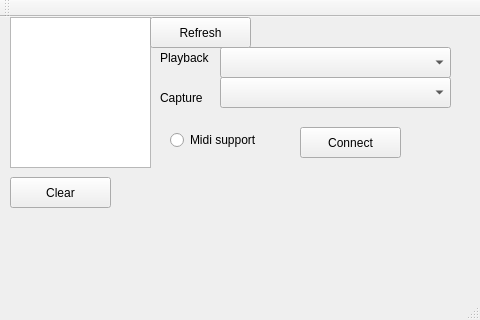
First picture: the form in mainwindow.ui, repository fredericabry/raspiloop, before the edit.
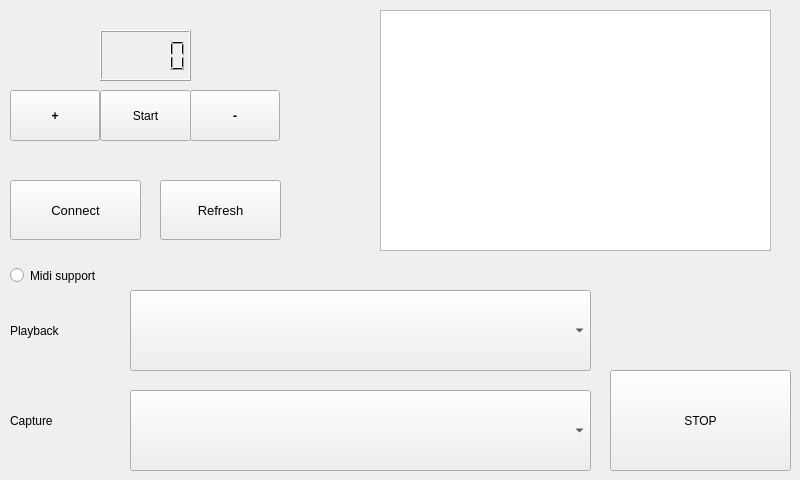
Second picture: the form after the edit.

Diff of the .ui file:
```diff
--- a/mainwindow.ui
+++ b/mainwindow.ui
@@ -2,14 +2,26 @@
 <ui version="4.0">
  <class>MainWindow</class>
  <widget class="QMainWindow" name="MainWindow">
+  <property name="enabled">
+   <bool>true</bool>
+  </property>
   <property name="geometry">
    <rect>
     <x>0</x>
     <y>0</y>
-    <width>480</width>
-    <height>320</height>
+    <width>800</width>
+    <height>480</height>
    </rect>
   </property>
+  <property name="sizePolicy">
+   <sizepolicy hsizetype="Fixed" vsizetype="Fixed">
+    <horstretch>0</horstretch>
+    <verstretch>0</verstretch>
+   </sizepolicy>
+  </property>
+  <property name="mouseTracking">
+   <bool>false</bool>
+  </property>
   <property name="windowTitle">
    <string>MainWindow</string>
   </property>
@@ -17,32 +29,47 @@
    <widget class="QTextBrowser" name="console">
     <property name="geometry">
      <rect>
-      <x>10</x>
-      <y>0</y>
-      <width>141</width>
-      <height>151</height>
+      <x>380</x>
+      <y>10</y>
+      <width>391</width>
+      <height>241</height>
      </rect>
     </property>
+    <property name="font">
+     <font>
+      <pointsize>8</pointsize>
+     </font>
+    </property>
    </widget>
    <widget class="QComboBox" name="cardchoice">
     <property name="geometry">
      <rect>
-      <x>220</x>
-      <y>30</y>
-      <width>231</width>
-      <height>31</height>
+      <x>130</x>
+      <y>290</y>
+      <width>461</width>
+      <height>81</height>
      </rect>
     </property>
+    <property name="font">
+     <font>
+      <pointsize>7</pointsize>
+     </font>
+    </property>
    </widget>
    <widget class="QPushButton" name="brefresh">
     <property name="geometry">
      <rect>
-      <x>150</x>
-      <y>0</y>
-      <width>101</width>
-      <height>31</height>
+      <x>160</x>
+      <y>180</y>
+      <width>121</width>
+      <height>60</height>
      </rect>
     </property>
+    <property name="font">
+     <font>
+      <pointsize>10</pointsize>
+     </font>
+    </property>
     <property name="text">
      <string>Refresh</string>
     </property>
@@ -50,12 +77,17 @@
    <widget class="QPushButton" name="bconnect">
     <property name="geometry">
      <rect>
-      <x>300</x>
-      <y>110</y>
-      <width>101</width>
-      <height>31</height>
+      <x>10</x>
+      <y>180</y>
+      <width>131</width>
+      <height>60</height>
      </rect>
     </property>
+    <property name="font">
+     <font>
+      <pointsize>10</pointsize>
+     </font>
+    </property>
     <property name="text">
      <string>Connect</string>
     </property>
@@ -63,38 +95,42 @@
    <widget class="QRadioButton" name="bmidi">
     <property name="geometry">
      <rect>
-      <x>170</x>
-      <y>110</y>
-      <width>118</width>
-      <height>26</height>
+      <x>10</x>
+      <y>260</y>
+      <width>181</width>
+      <height>31</height>
      </rect>
     </property>
+    <property name="minimumSize">
+     <size>
+      <width>50</width>
+      <height>0</height>
+     </size>
+    </property>
+    <property name="font">
+     <font>
+      <pointsize>9</pointsize>
+      <italic>false</italic>
+     </font>
+    </property>
     <property name="text">
      <string>Midi support</string>
     </property>
    </widget>
-   <widget class="QPushButton" name="bclear">
-    <property name="geometry">
-     <rect>
-      <x>10</x>
-      <y>160</y>
-      <width>101</width>
-      <height>31</height>
-     </rect>
-    </property>
-    <property name="text">
-     <string>Clear</string>
-    </property>
-   </widget>
    <widget class="QLabel" name="label">
     <property name="geometry">
      <rect>
-      <x>160</x>
-      <y>70</y>
-      <width>61</width>
+      <x>10</x>
+      <y>410</y>
+      <width>111</width>
       <height>21</height>
      </rect>
     </property>
+    <property name="font">
+     <font>
+      <pointsize>9</pointsize>
+     </font>
+    </property>
     <property name="text">
      <string>Capture</string>
     </property>
@@ -102,12 +138,17 @@
    <widget class="QLabel" name="label_2">
     <property name="geometry">
      <rect>
-      <x>160</x>
-      <y>30</y>
+      <x>10</x>
+      <y>320</y>
       <width>111</width>
       <height>21</height>
      </rect>
     </property>
+    <property name="font">
+     <font>
+      <pointsize>9</pointsize>
+     </font>
+    </property>
     <property name="text">
      <string>Playback</string>
     </property>
@@ -115,33 +156,99 @@
    <widget class="QComboBox" name="cardchoice_input">
     <property name="geometry">
      <rect>
-      <x>220</x>
-      <y>60</y>
-      <width>231</width>
-      <height>31</height>
+      <x>130</x>
+      <y>390</y>
+      <width>461</width>
+      <height>81</height>
      </rect>
     </property>
+    <property name="font">
+     <font>
+      <pointsize>7</pointsize>
+      <italic>true</italic>
+     </font>
+    </property>
    </widget>
+   <widget class="QPushButton" name="bstop">
+    <property name="geometry">
+     <rect>
+      <x>610</x>
+      <y>370</y>
+      <width>181</width>
+      <height>101</height>
+     </rect>
+    </property>
+    <property name="text">
+     <string>STOP</string>
+    </property>
+   </widget>
+   <widget class="QLCDNumber" name="lcdClick">
+    <property name="geometry">
+     <rect>
+      <x>100</x>
+      <y>30</y>
+      <width>91</width>
+      <height>51</height>
+     </rect>
+    </property>
+   </widget>
+   <widget class="QPushButton" name="bClickUp">
+    <property name="geometry">
+     <rect>
+      <x>10</x>
+      <y>90</y>
+      <width>90</width>
+      <height>51</height>
+     </rect>
+    </property>
+    <property name="font">
+     <font>
+      <weight>75</weight>
+      <bold>true</bold>
+     </font>
+    </property>
+    <property name="text">
+     <string>+</string>
+    </property>
+   </widget>
+   <widget class="QPushButton" name="bClickDown">
+    <property name="geometry">
+     <rect>
+      <x>190</x>
+      <y>90</y>
+      <width>90</width>
+      <height>51</height>
+     </rect>
+    </property>
+    <property name="font">
+     <font>
+      <weight>75</weight>
+      <bold>true</bold>
+     </font>
+    </property>
+    <property name="text">
+     <string>-</string>
+    </property>
+   </widget>
+   <widget class="QPushButton" name="bClick">
+    <property name="geometry">
+     <rect>
+      <x>100</x>
+      <y>90</y>
+      <width>91</width>
+      <height>51</height>
+     </rect>
+    </property>
+    <property name="font">
+     <font>
+      <pointsize>9</pointsize>
+     </font>
+    </property>
+    <property name="text">
+     <string>Start</string>
+    </property>
+   </widget>
   </widget>
-  <widget class="QMenuBar" name="menuBar">
-   <property name="geometry">
-    <rect>
-     <x>0</x>
-     <y>0</y>
-     <width>480</width>
-     <height>25</height>
-    </rect>
-   </property>
-  </widget>
-  <widget class="QToolBar" name="mainToolBar">
-   <attribute name="toolBarArea">
-    <enum>TopToolBarArea</enum>
-   </attribute>
-   <attribute name="toolBarBreak">
-    <bool>false</bool>
-   </attribute>
-  </widget>
-  <widget class="QStatusBar" name="statusBar"/>
  </widget>
  <layoutdefault spacing="6" margin="11"/>
  <resources/>
```
Left out of the diff: 2 changed lines with no effect on the pictures.
